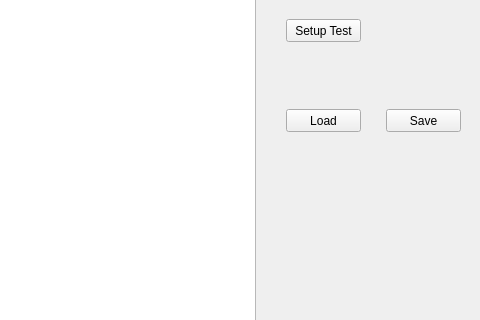
jpcstpj7281/gameseer, file osd/deviceswnd.ui: the form before one commit; both pictures show x 544 to 1024 and y 301 to 621 of the 1024 by 768 pixel window.
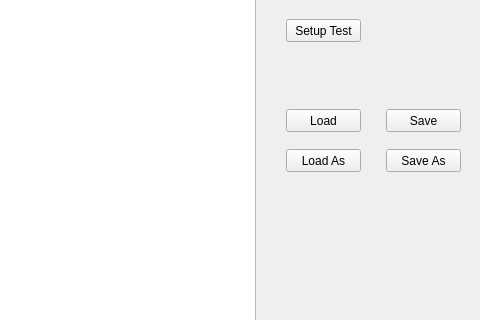
The form after the commit.

```diff
--- a/osd/deviceswnd.ui
+++ b/osd/deviceswnd.ui
@@ -165,6 +165,32 @@
     <string>清墙</string>
    </property>
   </widget>
+  <widget class="QPushButton" name="pbSave_2">
+   <property name="geometry">
+    <rect>
+     <x>930</x>
+     <y>450</y>
+     <width>75</width>
+     <height>23</height>
+    </rect>
+   </property>
+   <property name="text">
+    <string>Save As</string>
+   </property>
+  </widget>
+  <widget class="QPushButton" name="pbLoadAs">
+   <property name="geometry">
+    <rect>
+     <x>830</x>
+     <y>450</y>
+     <width>75</width>
+     <height>23</height>
+    </rect>
+   </property>
+   <property name="text">
+    <string>Load As</string>
+   </property>
+  </widget>
   <zorder>tableDevices</zorder>
   <zorder>incrRow</zorder>
   <zorder>decrRow</zorder>
```
Left out of the diff: 5 changed lines with no effect on the pictures.
